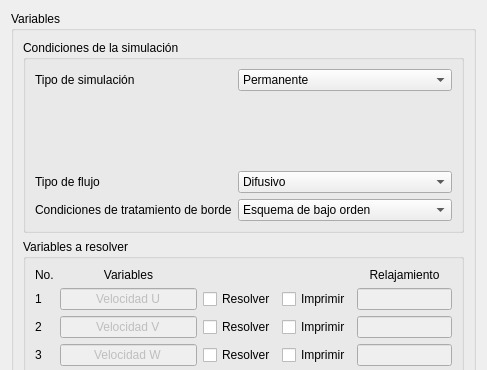
luisdavidrodm/PrePRODIC3D, file variables_window/ui/variables_window.ui: the form before one commit; both pictures show x 0 to 487 and y 0 to 370 of the 487 by 679 pixel window.
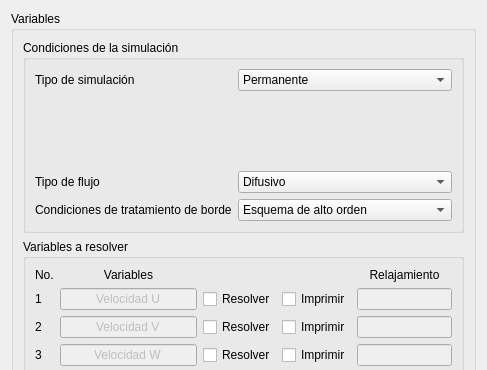
The form after the commit.

```diff
--- a/variables_window/ui/variables_window.ui
+++ b/variables_window/ui/variables_window.ui
@@ -113,9 +113,12 @@
          </item>
          <item row="5" column="1">
           <widget class="QComboBox" name="cb_trataborde">
+           <property name="currentText">
+            <string>Esquema de alto orden</string>
+           </property>
            <item>
             <property name="text">
-             <string>Esquema de bajo orden</string>
+             <string>Esquema de alto orden</string>
             </property>
            </item>
            <item>
```
Left out of the diff: 2 changed lines with no effect on the pictures.
